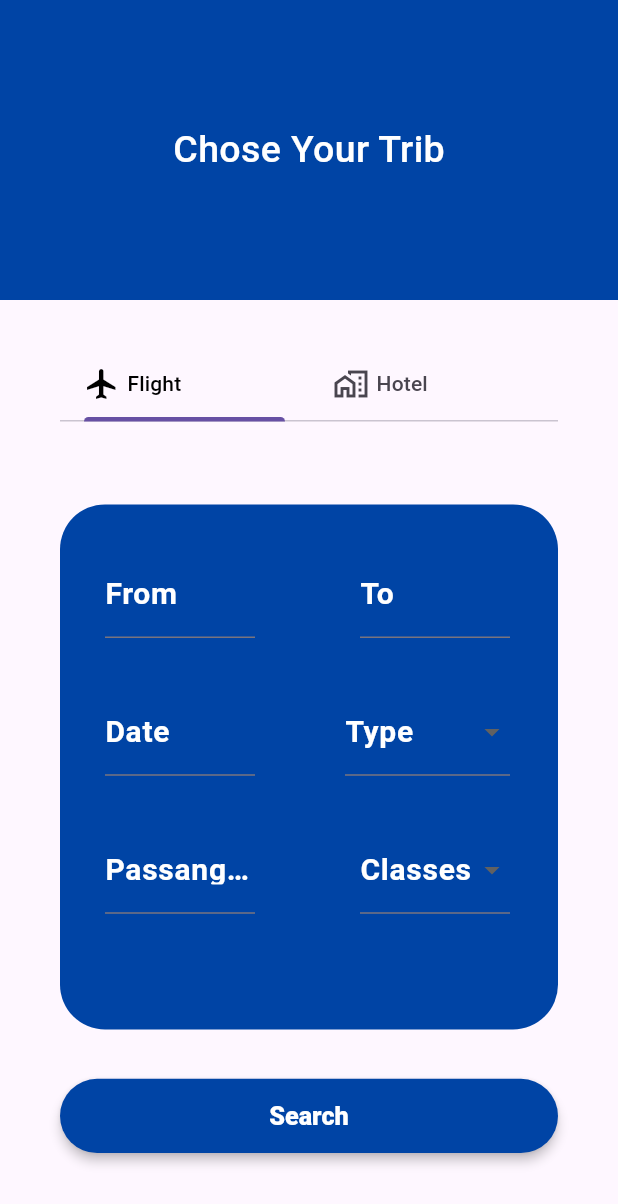
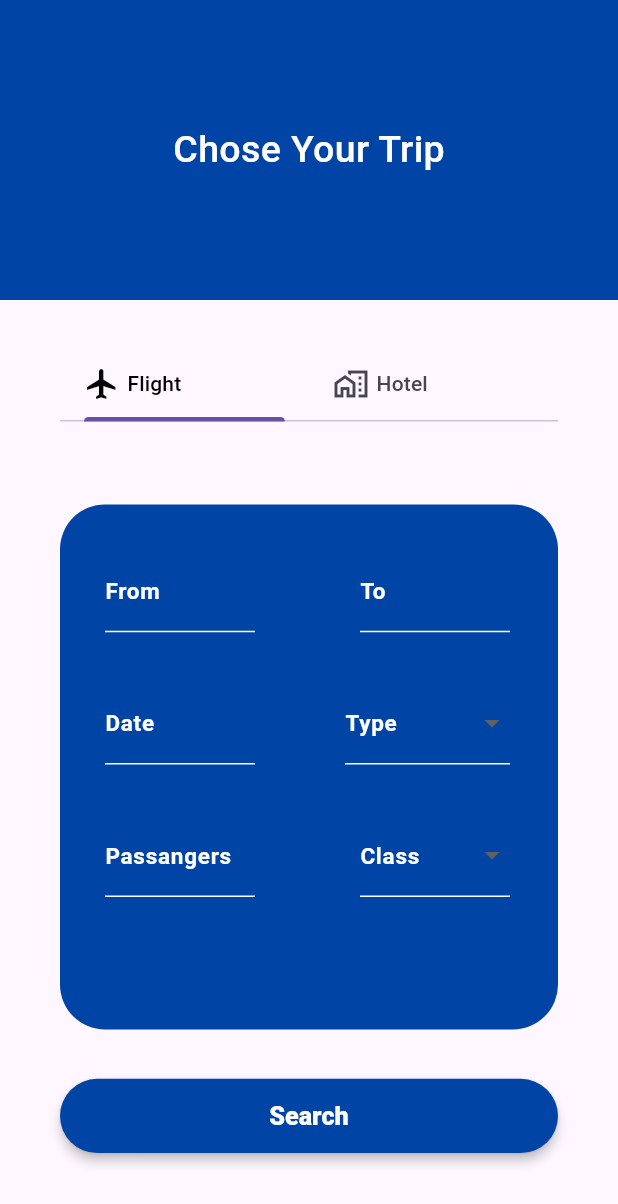
Before and after one commit to Medlemineamar/filght_app, a Flutter app: the HomeScreen screen opened directly, on a phone screen of 412 x 824 dp. Shown: the top 1204 px of the screen. Run offline on Flutter 3.47's test engine with Material 3 defaults, Android fonts, the phone set to English and light mode, and no system bars; our stand-ins replace cloud_firestore, firebase_auth, firebase_core, get; accounts and stored records are empty.

Commit message:
final touchs

```diff
--- a/lib/app_constants.dart
+++ b/lib/app_constants.dart
@@ -14,4 +14,17 @@ child: Icon(Icons.flight , size: 70,),
   static const secondColor = Colors.blue;
   static const buttonColor = Color(0xFFFFE4C7);
 
+  static getInputDecoration(String lable){
+    return InputDecoration(
+                                                          focusedBorder: UnderlineInputBorder(
+                                                  borderSide: BorderSide(color: Colors.white), // Bottom border color when focused
+                                                ),
+                                                enabledBorder: UnderlineInputBorder(
+                                                  borderSide: BorderSide(color: Colors.white), // Bottom border color when not focused
+                                                ),
+                                                labelText: lable,labelStyle: TextStyle(
+                                                color: Colors.white,fontSize: 15,fontWeight: FontWeight.w600,
+
+                                              ));
+  }
 }
--- a/lib/models/flight.dart
+++ b/lib/models/flight.dart
@@ -5,11 +5,13 @@ class Flight{
   int passangers;
   String type;
   String classe;
+  String depart_time;
+  String arrival_time;
 
   int price;
   String airplane;
 
-  Flight({required this.depart,
+  Flight({required this.depart, required this.depart_time, required this.arrival_time,
           required this.airplane, required this.price,
           required this.destination,required this.date,
           required this.passangers,required this.type,
@@ -17,7 +19,8 @@ class Flight{
 
 
   factory Flight.fromJson(Map<String , dynamic> json){
-    return Flight(depart: json["depart"] ,
+    return Flight(depart: json["depart"] , depart_time: json['depart_time']??"",
+     arrival_time: json['arrival_time']??"",
      airplane: json["airplane"], price: json["price"],
       destination: json["destination"], date: DateTime.parse(json["date"]),
       passangers: json["passangers"], type: json["type"],
--- a/lib/screens/home_screen.dart
+++ b/lib/screens/home_screen.dart
@@ -45,7 +45,7 @@ class HomeScreenState extends State<HomeScreen> {
             Container(
               height: 200,
               color: AppConstants.primaryColor,
-              child: Center(child: Text('Chose Your Trib',style: TextStyle(
+              child: Center(child: Text('Chose Your Trip',style: TextStyle(
                 color: Colors.white,fontSize: 25,fontWeight: FontWeight.w500
               ),),),
             ),
@@ -102,18 +102,17 @@ class HomeScreenState extends State<HomeScreen> {
 
                                              child: TextFormField(
                                               controller: fromController,
-                                              decoration: InputDecoration(labelText: 'From',labelStyle: TextStyle(
-                                                color: Colors.white,fontSize: 20,fontWeight: FontWeight.w600
-                                              )),style: TextStyle(color: Colors.white),),
+                                              decoration: AppConstants.getInputDecoration("From")
+                                              ,style: TextStyle(color: Colors.white),),
                                            ),
                                            SizedBox(width: 70,),
                                            Container(
                                             width: 100,
                                              child: TextFormField(
                                               controller:  toController,
-                                              decoration: InputDecoration(labelText: 'To',labelStyle: TextStyle(
-                                                color: Colors.white,fontSize: 20,fontWeight: FontWeight.w600
-                                              )),cursorWidth: 12,style: TextStyle(color: Colors.white),),
+                                              decoration: AppConstants.getInputDecoration("To"),
+
+                                              cursorWidth: 12,style: TextStyle(color: Colors.white),),
                                            ),
                                          ],
                                        ),
@@ -128,15 +127,13 @@ class HomeScreenState extends State<HomeScreen> {
                                              child: TextFormField(
                                               controller:dateController ,
 
-                                              decoration: InputDecoration(labelText: 'Date',labelStyle: TextStyle(
-                                                color: Colors.white,fontSize: 20,fontWeight: FontWeight.w600
-                                              )),
+                                              decoration: AppConstants.getInputDecoration("Date"),
 
                                               onTap: ()async{
                                                 var pickedDate = await showDatePicker(context: context,
                                                 initialDate: DateTime.now(),
-                                                firstDate: DateTime(2022),
-                                                 lastDate: DateTime(2024),
+                                                firstDate: DateTime(2020),
+                                                 lastDate: DateTime(2030),
                                                  );
 
 
@@ -150,9 +147,7 @@ class HomeScreenState extends State<HomeScreen> {
                                             width: 110,
                                              child: DropdownButtonFormField<String?>(
                                               dropdownColor: AppConstants.primaryColor,
-                                              decoration: InputDecoration(labelText: 'Type',labelStyle: TextStyle(
-                                                color: Colors.white,fontSize: 20,fontWeight: FontWeight.w600
-                                              )),
+                                             decoration: AppConstants.getInputDecoration("Type"),
                                               style: TextStyle(color: Colors.white),
 
                                               items:types.map((e) => DropdownMenuItem<String?>(child:Text(e),value: e,)).toList() ,
@@ -173,18 +168,16 @@ class HomeScreenState extends State<HomeScreen> {
                                          children: [
                                            Container(
                                             width: 100,
-                                             child: TextFormField(decoration: InputDecoration(labelText: 'Passangers',labelStyle: TextStyle(
-                                                color: Colors.white,fontSize: 20,fontWeight: FontWeight.w600
-                                              )), style: TextStyle(color: Colors.white),),
+                                             child: TextFormField(
+                                              controller: passangersController,
+                                               decoration: AppConstants.getInputDecoration("Passangers"), style: TextStyle(color: Colors.white),),
                                            ),
                                            SizedBox(width: 70,),
                                            Container(
                                             width: 100,
                                              child:DropdownButtonFormField<String?>(
                                               dropdownColor: AppConstants.primaryColor,
-                                              decoration: InputDecoration(labelText: 'Classes',labelStyle: TextStyle(
-                                                color: Colors.white,fontSize: 20,fontWeight: FontWeight.w600
-                                              )),
+                                              decoration: AppConstants.getInputDecoration("Class"),
                                               style: TextStyle(color: Colors.white, ),
 
                                               items:classes.map((e) => DropdownMenuItem<String?>(child:Text(e),value: e,)).toList() ,
@@ -206,7 +199,9 @@ class HomeScreenState extends State<HomeScreen> {
                           ),
 
                           SizedBox(height: fullHeight(context) * 0.04),
-                          MyButton(title: "Search",onPressed: (){
+                          MyButton(title: "Search",
+                          //go to sreach screen
+                          onPressed: (){
                               int? passangers = passangersController.text==""?null:  int.parse(passangersController.text);
 
                             Get.to(TripsScrren(type: selectedType,
--- a/lib/screens/trips_screen.dart
+++ b/lib/screens/trips_screen.dart
@@ -6,6 +6,7 @@ import 'package:flight_app/models/flight.dart';
 import 'package:flight_app/services/flight_service.dart';
 import 'package:flight_app/widget/trip_card.dart';
 import 'package:flutter/material.dart';
+import 'package:get/get.dart';
 
 class TripsScrren extends StatefulWidget {
   final String? type;
@@ -31,7 +32,7 @@ class _TripsScrrenState extends State<TripsScrren> {
     log(dateTime.toString());
     print(dateTime);
     flights = await FlightService().getFlights(depart: widget.from, destination: widget.to,
-    date: widget.date, classe: widget.classe , passangers: widget.passangers,);
+    date: widget.date, classe: widget.classe , passangers: widget.passangers, type: widget.type);
     setState(() {});
     log(flights.toString());
   }
@@ -58,7 +59,7 @@ class _TripsScrrenState extends State<TripsScrren> {
                 // mainAxisAlignment: MainAxisAlignment.center,
                 children: [
                   IconButton(onPressed: (){
-
+                        Get.back();
                   }, icon: Icon(Icons.arrow_back , color: Colors.white,)),
                   Text('Search results',style: TextStyle(
                     color: Colors.white,fontSize: 25,fontWeight: FontWeight.w500
```
Also changed, not shown: lib/widget/trip_card.dart (+7 -3 lines).
